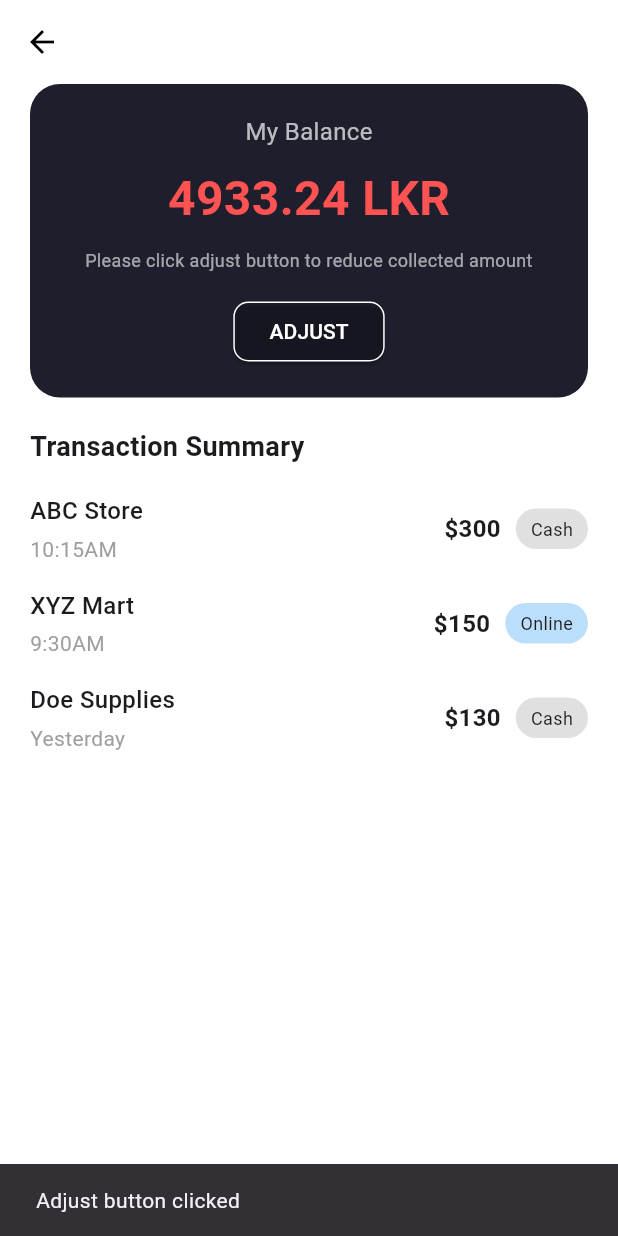
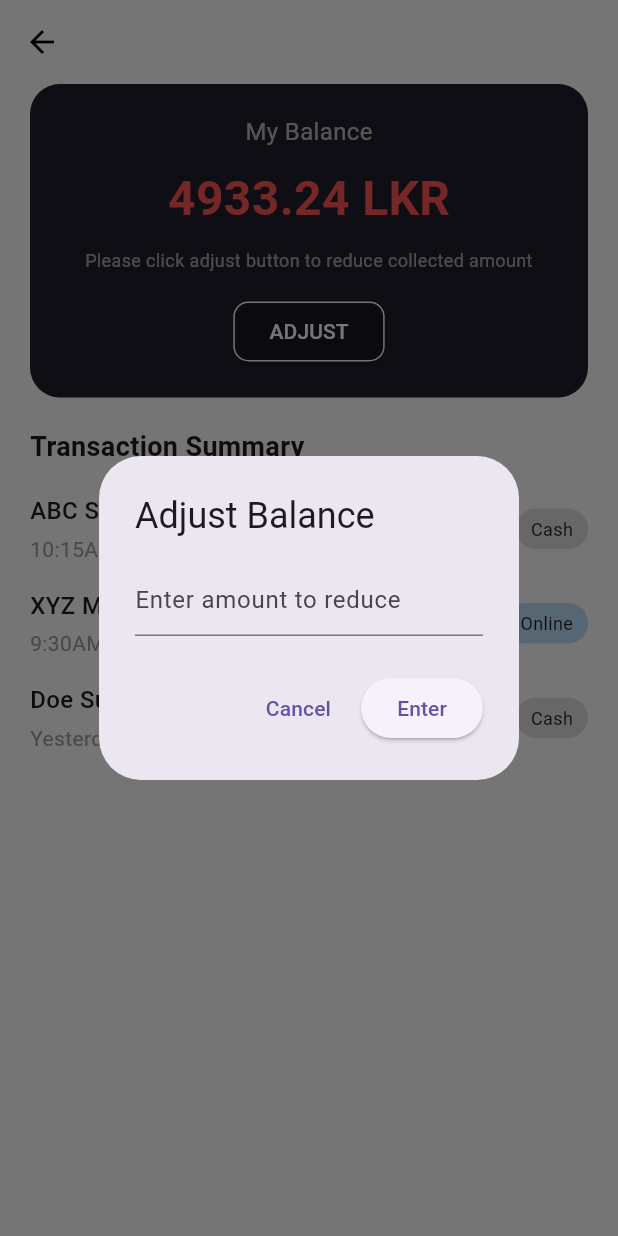
Before and after one commit to RusthyAhd/CashCollector-, a Flutter app: the BalanceScreen screen opened directly with empty values, after a tap on "ADJUST", on a phone screen of 412 x 824 dp. Run offline on Flutter 3.47's test engine with Material 3 defaults, Android fonts, the light colour scheme and no system bars; our stand-ins replace google_fonts, shimmer.

Commit message:
edit changes

```diff
--- a/cash_collector/lib/screens/balance_screen.dart
+++ b/cash_collector/lib/screens/balance_screen.dart
@@ -1,11 +1,16 @@
 import 'package:flutter/material.dart';
 
-class BalanceScreen extends StatelessWidget {
+class BalanceScreen extends StatefulWidget {
   final String shopName;
   const BalanceScreen({super.key, required this.shopName});
 
   @override
-  Widget build(BuildContext context) {
+  State<BalanceScreen> createState() => _BalanceScreenState();
+}
+
+class _BalanceScreenState extends State<BalanceScreen> {
+  double balanceAmount = 4933.24;
+
   final List<Map<String, String>> transactions = [
     {
       'store': 'ABC Store',
@@ -27,6 +32,72 @@ class BalanceScreen extends StatelessWidget {
     },
   ];
 
+  void _showAdjustDialog() {
+    final TextEditingController controller = TextEditingController();
+
+    showDialog(
+      context: context,
+      builder: (context) {
+        return AlertDialog(
+          title: const Text("Adjust Balance"),
+          content: TextField(
+            controller: controller,
+            keyboardType: TextInputType.numberWithOptions(decimal: true),
+            decoration: const InputDecoration(
+              hintText: "Enter amount to reduce",
+            ),
+          ),
+          actions: [
+            TextButton(
+              onPressed: () => Navigator.pop(context),
+              child: const Text("Cancel"),
+            ),
+            ElevatedButton(
+              onPressed: () {
+                final input = controller.text;
+                final double? reduction = double.tryParse(input);
+                if (reduction != null &&
+                    reduction > 0 &&
+                    reduction <= balanceAmount) {
+                  setState(() {
+                    balanceAmount -= reduction;
+                  });
+                  Navigator.pop(context); // Close input dialog
+
+                  // Show success dialog
+                  showDialog(
+                    context: context,
+                    builder: (context) => AlertDialog(
+                      content: Text(
+                          "Successfully reduced LKR ${reduction.toStringAsFixed(2)} from balance."),
+                      actions: [
+                        TextButton(
+                          onPressed: () {
+                            FocusScope.of(context)
+                                .unfocus(); // Hide keyboard if open
+                            Navigator.pop(context); // Close success dialog
+                          },
+                          child: const Text("OK"),
+                        ),
+                      ],
+                    ),
+                  );
+                } else {
+                  ScaffoldMessenger.of(context).showSnackBar(
+                    const SnackBar(content: Text("Invalid amount entered")),
+                  );
+                }
+              },
+              child: const Text("Enter"),
+            ),
+          ],
+        );
+      },
+    );
+  }
+
+  @override
+  Widget build(BuildContext context) {
     return Scaffold(
       backgroundColor: Colors.white,
       body: SafeArea(
@@ -34,7 +105,7 @@ class BalanceScreen extends StatelessWidget {
           crossAxisAlignment: CrossAxisAlignment.stretch,
           children: [
             AppBar(
-              title: Text(shopName),
+              title: Text(widget.shopName),
               leading: const BackButton(),
               elevation: 0,
               backgroundColor: Colors.white,
@@ -54,9 +125,9 @@ class BalanceScreen extends StatelessWidget {
                     style: TextStyle(color: Colors.white70, fontSize: 16),
                   ),
                   const SizedBox(height: 10),
-                  const Text(
-                    '4933.24 LKR',
-                    style: TextStyle(
+                  Text(
+                    '${balanceAmount.toStringAsFixed(2)} LKR',
+                    style: const TextStyle(
                         color: Colors.redAccent,
                         fontSize: 32,
                         fontWeight: FontWeight.bold),
@@ -69,11 +140,7 @@ class BalanceScreen extends StatelessWidget {
                   ),
                   const SizedBox(height: 15),
                   ElevatedButton(
-                    onPressed: () {
-                      ScaffoldMessenger.of(context).showSnackBar(
-                        const SnackBar(content: Text('Adjust button clicked')),
-                      );
-                    },
+                    onPressed: _showAdjustDialog,
                     style: ElevatedButton.styleFrom(
                       backgroundColor: Colors.transparent,
                       foregroundColor: Colors.white,
```
Also changed, not shown: cash_collector/lib/screens/cashreduce.dart (added), cash_collector/lib/screens/successfullypopup.dart (added). Lines whose indentation alone changed are shown as unchanged.
